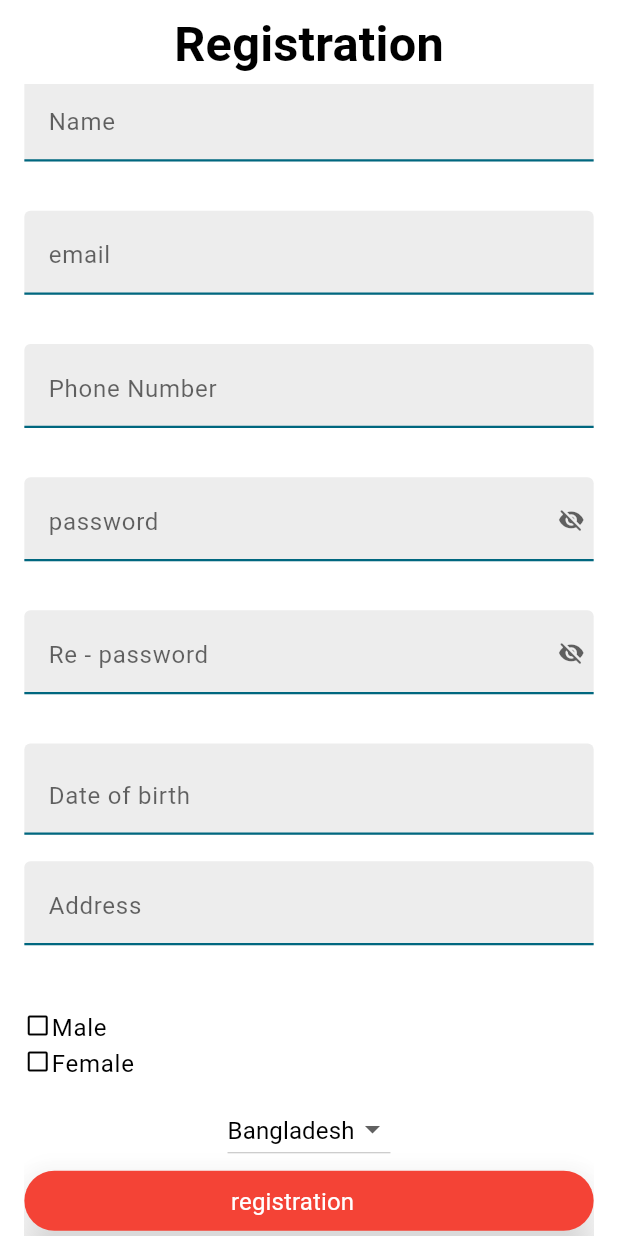
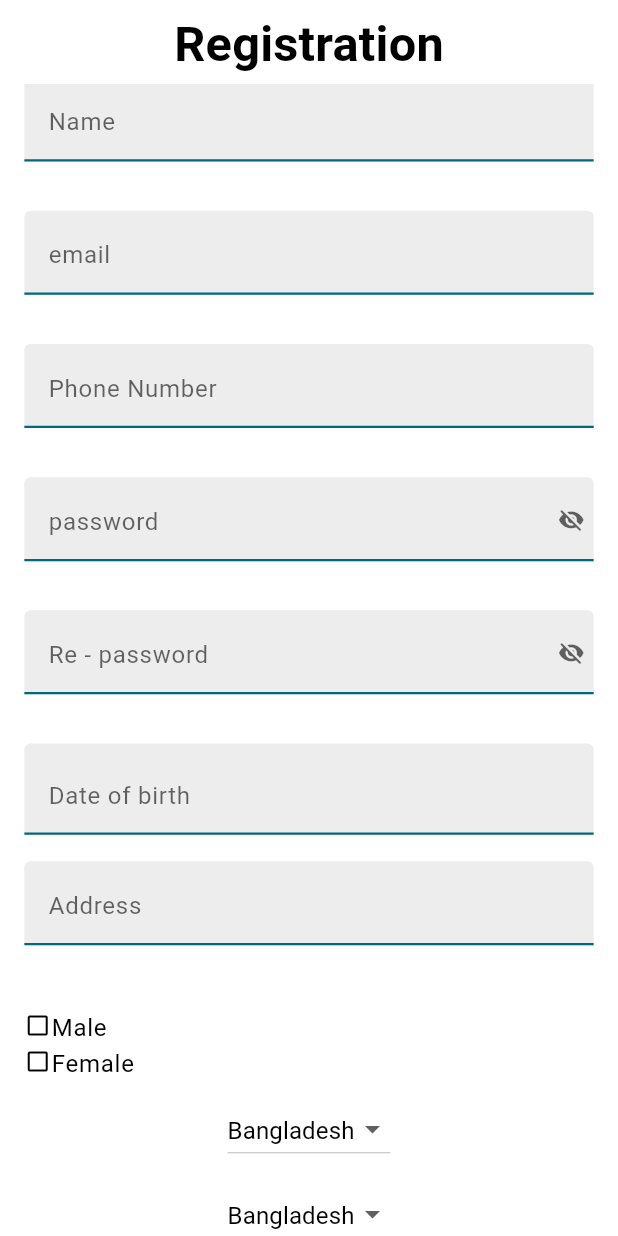
Before and after one commit to iamthejahid/flutter_spacecat, a Flutter app: the RegistrationScreen screen opened by its route, scrolled down 177 dp, on a phone screen of 412 x 824 dp. Run offline on Flutter 3.47's test engine with Material 2 defaults, Android fonts, the phone set to English and light mode, and no system bars; our stand-ins replace cached_network_image, dio, equatable, flutter_animate, flutter_dotenv, flutter_hooks and 11 more; missing offline and left inert: flutter_easylogger, mac_address; accounts and stored records are empty; generated files the repository leaves out were written again; statements that could not run were skipped.

Commit message:
update : some part remained

```diff
--- a/lib/features/registration_screen/presentation/registration_screen.dart
+++ b/lib/features/registration_screen/presentation/registration_screen.dart
@@ -181,6 +181,28 @@ class RegistrationScreen extends HookConsumerWidget {
                   );
                 }).toList(),
               ),
+              gap4,
+              DropdownButton<String>(
+                value: "Bangladesh",
+                onChanged: (String? newValue) {},
+                items: ["Bangladesh"].map((String value) {
+                  return DropdownMenuItem<String>(
+                    value: value,
+                    child: Text(value),
+                  );
+                }).toList(),
+              ),
+              gap4,
+              DropdownButton<String>(
+                value: "Bangladesh",
+                onChanged: (String? newValue) {},
+                items: ["Bangladesh"].map((String value) {
+                  return DropdownMenuItem<String>(
+                    value: value,
+                    child: Text(value),
+                  );
+                }).toList(),
+              ),
               FilledButton(
                 style: ButtonStyle(
                   backgroundColor: MaterialStateProperty.all<Color>(Colors.red),
```
